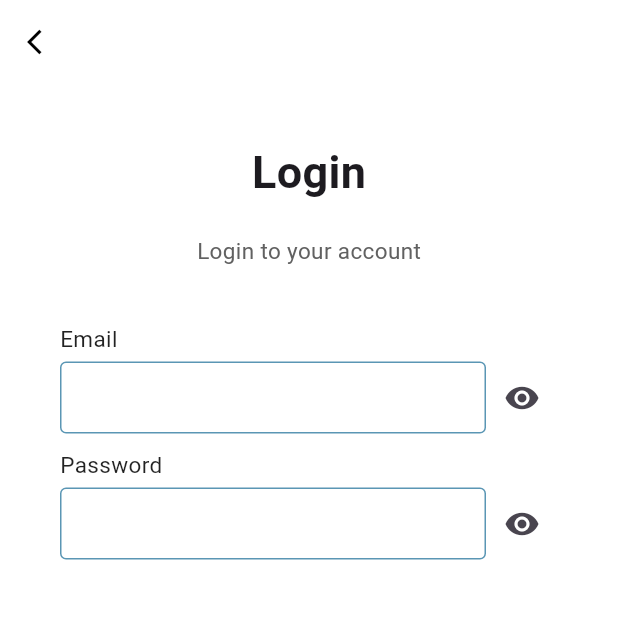
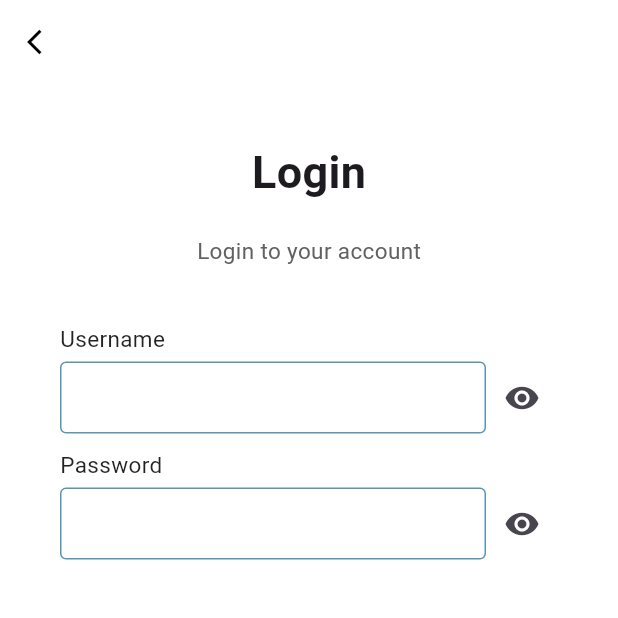
Before and after one commit to nanafarhanj/project, a Flutter app: the screen it shows after launch, after a tap on "Login", on a phone screen of 412 x 824 dp, the top half of it. Run offline on Flutter 3.47's test engine with Material 3 defaults, Android fonts, the phone set to English and light mode, and no system bars; our stand-ins replace line_awesome_flutter.

Commit message:
Update login.dart

```diff
--- a/flutter_app/lib/login.dart
+++ b/flutter_app/lib/login.dart
@@ -59,7 +59,7 @@ class LoginPageState extends State<LoginPage> {
                   padding: EdgeInsets.symmetric(horizontal: 40),
                   child: Column(
                     children: <Widget>[
-                      inputFile(label: "Email"),
+                      inputFile(label: "Username"),
                       inputFile(label: "Password", obscureText: true)
                     ],
                   ),
```
